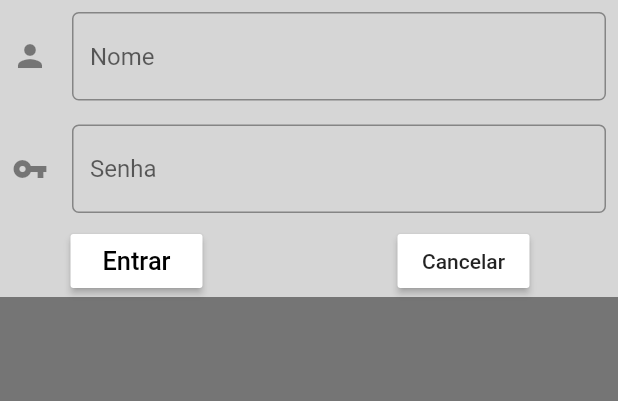
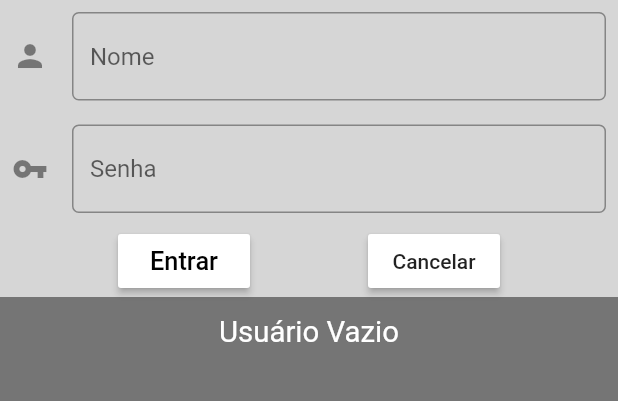
Before and after one commit to carlosrodrigues-12/dart-flutter, a Flutter app: the screen it shows after launch, after a tap on "Entrar", on a phone screen of 412 x 824 dp, the part 219-620 px from its top. Run offline on Flutter 3.47's test engine with Material 2 defaults, Android fonts, the phone set to English and light mode, and no system bars.

```diff
--- a/cadastro/lib/ui/cadastro.dart
+++ b/cadastro/lib/ui/cadastro.dart
@@ -6,6 +6,32 @@ class Cadastro extends StatefulWidget {
 }
 
 class _CadastroState extends State<Cadastro> {
+  final TextEditingController _usuarioController = new TextEditingController();
+
+  final TextEditingController _senhaController = new TextEditingController();
+
+  String _bemVindo ="";
+
+  void _mostraBemVindo(){
+      setState(() {
+        if(_usuarioController.text.isNotEmpty && _senhaController.text.isNotEmpty){
+          // debugPrint(_senhaController.text);
+          _bemVindo = 'Bem vindo ${_usuarioController.text}';
+        }
+        else{
+          _bemVindo = 'Usuário Vazio';
+        }
+      });
+  }
+
+  void _cancelar(){
+    setState(() {
+      _usuarioController.clear();
+      _senhaController.clear();
+      _bemVindo = "";
+    });
+  }
+
   @override
   Widget build(BuildContext context) {
     return Scaffold(
@@ -33,6 +59,7 @@ class _CadastroState extends State<Cadastro> {
                   Padding(
                     padding: const EdgeInsets.all(8.0),
                     child: TextField(
+                      controller: _usuarioController,
                       decoration: InputDecoration(
                         hintText: "Nome",
                         border: OutlineInputBorder(
@@ -46,6 +73,7 @@ class _CadastroState extends State<Cadastro> {
                   Padding(
                     padding: const EdgeInsets.all(8.0),
                     child: TextField(
+                      controller: _senhaController,
                       decoration: InputDecoration(
                         hintText: "Senha",
                         border: OutlineInputBorder(
@@ -59,10 +87,11 @@ class _CadastroState extends State<Cadastro> {
 
                   Center(
                     child: Row(
+                      mainAxisAlignment: MainAxisAlignment.spaceEvenly,
                       children: <Widget>[
                         Container(
-                          margin: const EdgeInsets.only(left: 47.0),
-                            child: RaisedButton(onPressed: () => null,
+                            // margin: const EdgeInsets.only(left: 47.0),
+                            child: RaisedButton(onPressed: _mostraBemVindo,
                             color: Colors.white,
                             child: Text("Entrar",
                               style: TextStyle(
@@ -75,8 +104,8 @@ class _CadastroState extends State<Cadastro> {
                         ),
 
                         Container(
-                          margin: const EdgeInsets.only(left: 130.0),
-                          child: RaisedButton(onPressed: () => null,
+                          // margin: const EdgeInsets.only(left: 130.0),
+                          child: RaisedButton(onPressed: _cancelar,
                           color: Colors.white,
                           child: Text("Cancelar"),
                           ),
@@ -88,6 +117,21 @@ class _CadastroState extends State<Cadastro> {
               ),
             ),
 
+            Padding(
+              padding: const EdgeInsets.all(12.0),
+              child: Row(
+                mainAxisAlignment: MainAxisAlignment.spaceEvenly,
+                children: <Widget>[
+                  Text("$_bemVindo",
+                    style: TextStyle(
+                      color: Colors.white,
+                      fontSize: 19.6,
+                      fontWeight: FontWeight.w400
+                    ),
+                  )
+                ],
+              ),
+            )
           ],
         ),
       ),
```
